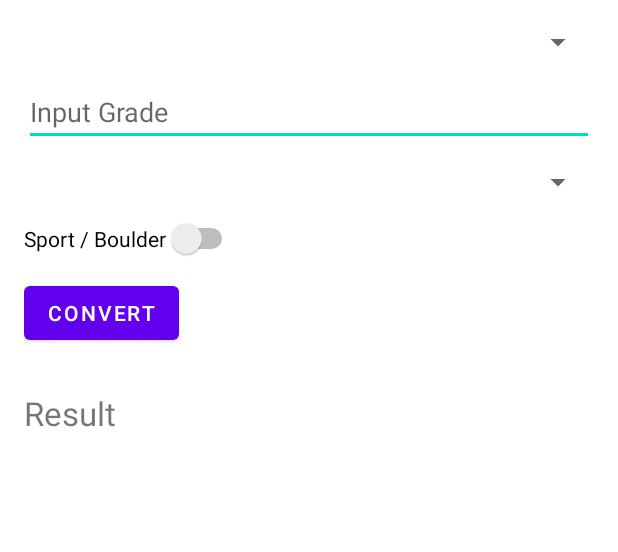
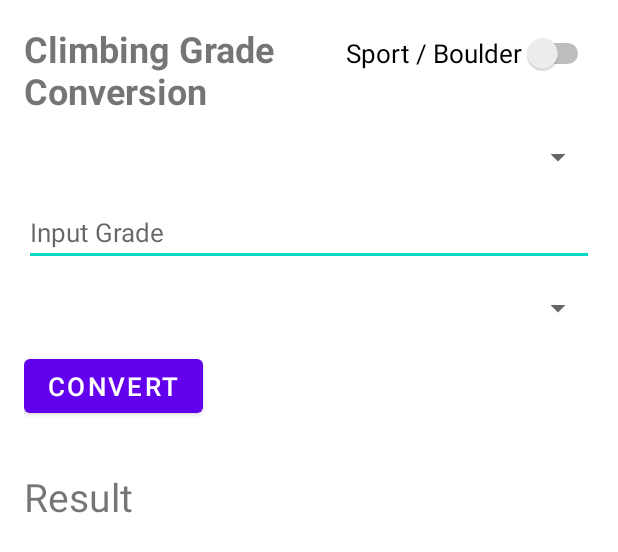
Before and after one commit to jaymeanchante/climbing-grades-conversion, an Android app: the layout activity_main.xml on its own in the app's theme, with its tools: preview values and no code run, on a phone screen of 412 x 824 dp. Shown: the top 552 px of the screen. Run offline under Robolectric (Android 15) with nearby library versions, the phone set to English and light mode, and no system bars.

Commit message:
:lipstick: added a title in the top left, and the switch to the top right

```diff
--- a/app/src/main/res/layout/activity_main.xml
+++ b/app/src/main/res/layout/activity_main.xml
@@ -5,49 +5,68 @@
     android:padding="16dp"
     android:layout_width="match_parent"
     android:layout_height="match_parent">
+    <LinearLayout
+        android:layout_width="match_parent"
+        android:layout_height="wrap_content"
+        android:orientation="horizontal"
+        android:layout_marginBottom="16dp">
 
-    <Spinner
+        <TextView
+            android:id="@+id/textViewTitle"
+            android:layout_width="0dp"
+            android:layout_height="wrap_content"
+            android:layout_weight="1"
+            android:text="Climbing Grade Conversion"
+            android:textStyle="bold"
+            android:textSize="24sp"/>
+
+        <Switch
+            android:id="@+id/switchSportBoulder"
+            android:layout_width="wrap_content"
+            android:layout_height="wrap_content"
+            android:text="@string/sport_boulder"
+            android:textSize="17sp"/>
+
+    </LinearLayout>
+
+<Spinner
         android:id="@+id/spinnerInputSystem"
         android:layout_width="match_parent"
         android:layout_height="wrap_content"
         android:prompt="@string/select_system"
-        android:layout_marginBottom="12dp"/>
+        android:layout_marginBottom="16dp"/>
 
-    <EditText
+<EditText
         android:id="@+id/editTextGrade"
         android:layout_width="match_parent"
         android:layout_height="wrap_content"
         android:hint="@string/input_grade"
         android:inputType="text"
-        android:layout_marginBottom="12dp"/>
+        android:textSize="17sp"
+        android:layout_marginBottom="16dp"/>
 
-    <Spinner
+<Spinner
         android:id="@+id/spinnerOutputSystem"
         android:layout_width="match_parent"
         android:layout_height="wrap_content"
         android:prompt="@string/output_system"
-        android:layout_marginBottom="12dp"/>
+        android:layout_marginBottom="16dp"/>
 
-    <Switch
-        android:id="@+id/switchSportBoulder"
-        android:layout_width="wrap_content"
-        android:layout_height="wrap_content"
-        android:text="@string/sport_boulder"
-        android:layout_marginBottom="12dp"/>
 
     <Button
         android:id="@+id/buttonConvert"
         android:layout_width="wrap_content"
         android:layout_height="wrap_content"
         android:text="@string/convert"
-        android:layout_marginBottom="12dp"/>
+        android:textSize="17sp"
+        android:layout_marginBottom="16dp"/>
 
     <TextView
         android:id="@+id/textViewResult"
         android:layout_width="match_parent"
         android:layout_height="wrap_content"
         android:text="@string/result"
-        android:textSize="22sp"
+        android:textSize="26sp"
         android:paddingTop="16dp"
-        android:layout_marginBottom="12dp"/>
+        android:layout_marginBottom="16dp"/>
 </LinearLayout>
```
